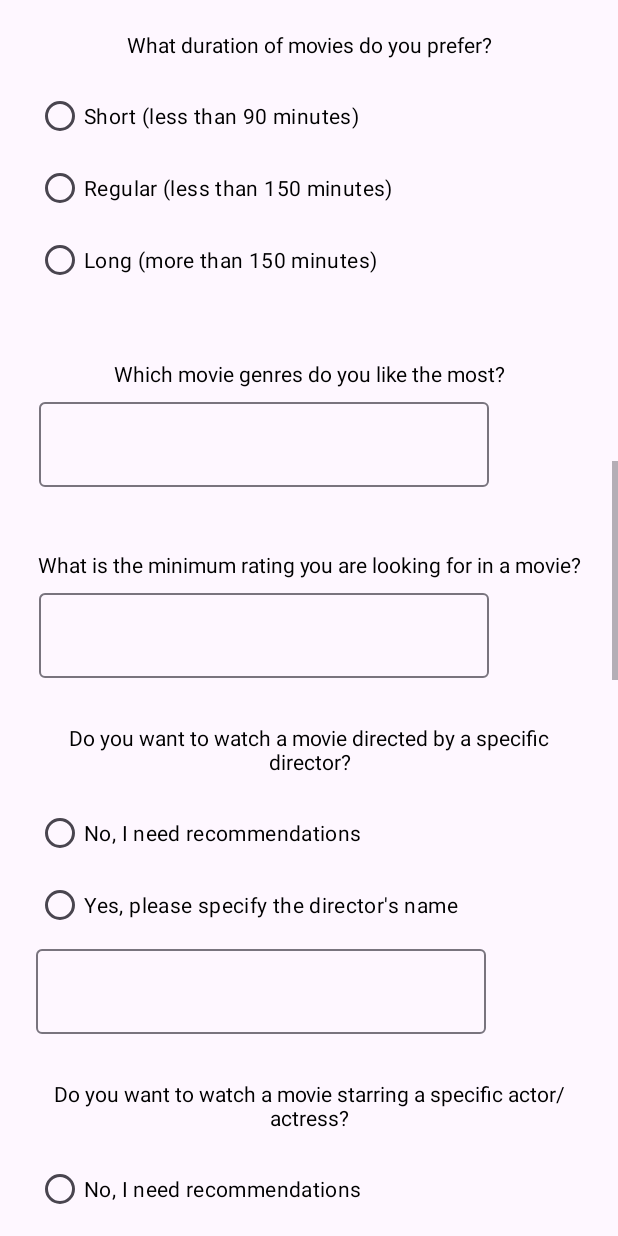
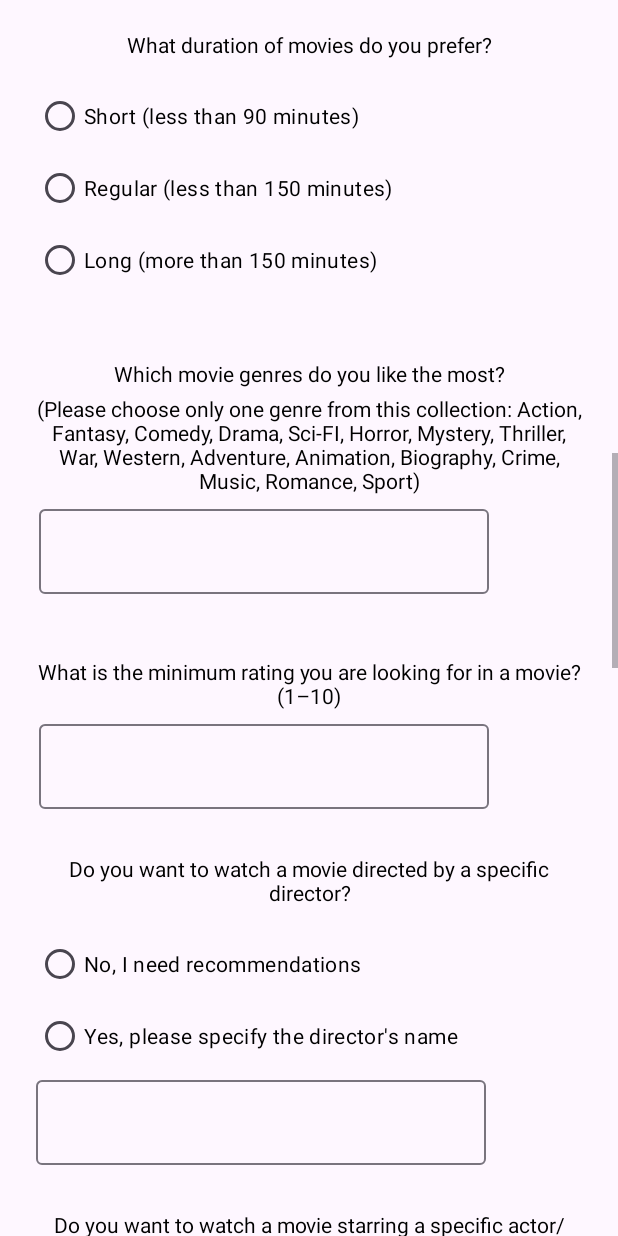
Before and after one commit to Lunatixcz/entertainme-mobiledevelopment, an Android app: the RecommendationSurveyActivity screen opened directly, with no data from a screen before it, scrolled down 1730 dp, on a phone screen of 412 x 824 dp. Run offline under Robolectric (Android 15) with nearby library versions, the phone set to English and light mode, and no system bars; our stand-ins replace Firebase (no records; nobody signed in at launch, a user with empty details on screens opened directly).

Commit message:
fixed stress prediction fetching and updated recommendation survey questions

```diff
--- a/app/src/main/java/com/mobile/entertainme/view/ui/home/HomeFragment.kt
+++ b/app/src/main/java/com/mobile/entertainme/view/ui/home/HomeFragment.kt
@@ -129,6 +129,11 @@ class HomeFragment : Fragment() {
         return root
     }
 
+    override fun onResume() {
+        super.onResume()
+        homeViewModel.fetchStressLevel()
+    }
+
     private fun setupRecyclerView() {
         binding.bookRv.apply {
             layoutManager = LinearLayoutManager(context, LinearLayoutManager.HORIZONTAL, false)
--- a/app/src/main/java/com/mobile/entertainme/view/ui/home/HomeViewModel.kt
+++ b/app/src/main/java/com/mobile/entertainme/view/ui/home/HomeViewModel.kt
@@ -51,7 +51,7 @@ class HomeViewModel(application: Application) : AndroidViewModel(application) {
         })
     }
 
-    private fun fetchStressLevel() {
+    fun fetchStressLevel() {
         val uid = auth.currentUser?.uid ?: return
 
         database.child(uid).child("stress_level").addListenerForSingleValueEvent(object : ValueEventListener {
--- a/app/src/main/res/layout/activity_recommendation_survey.xml
+++ b/app/src/main/res/layout/activity_recommendation_survey.xml
@@ -426,13 +426,27 @@
                 app:layout_constraintStart_toStartOf="parent"
                 app:layout_constraintEnd_toEndOf="parent"/>
 
+            <TextView
+                android:id="@+id/movie_third_question_hint"
+                android:layout_width="wrap_content"
+                android:layout_height="wrap_content"
+                android:text="@string/movie_third_question_hint"
+                android:textColor="@color/text_color_primary"
+                android:paddingHorizontal="24dp"
+                android:textSize="14sp"
+                android:textAlignment="center"
+                android:layout_marginTop="4dp"
+                app:layout_constraintTop_toBottomOf="@+id/movie_third_question"
+                app:layout_constraintStart_toStartOf="parent"
+                app:layout_constraintEnd_toEndOf="parent"/>
+
             <com.google.android.material.textfield.TextInputLayout
                 android:id="@+id/movie_third_question_input_layout"
                 android:layout_width="300dp"
                 android:layout_height="wrap_content"
                 android:layout_marginStart="26dp"
                 android:layout_marginTop="4dp"
-                app:layout_constraintTop_toBottomOf="@id/movie_third_question"
+                app:layout_constraintTop_toBottomOf="@id/movie_third_question_hint"
                 app:layout_constraintStart_toStartOf="parent"
                 app:layout_constraintWidth_percent="0.8">
 
--- a/app/src/main/res/layout/activity_welcome.xml
+++ b/app/src/main/res/layout/activity_welcome.xml
@@ -173,7 +173,7 @@
         android:id="@+id/start_btn"
         android:layout_width="187dp"
         android:layout_height="wrap_content"
-        android:layout_marginTop="650dp"
+        android:layout_marginTop="700dp"
         android:text="@string/get_started"
         android:textSize="19sp"
         android:textStyle="bold"
--- a/app/src/main/res/values/strings.xml
+++ b/app/src/main/res/values/strings.xml
@@ -50,7 +50,8 @@
     <string name="movie_first_question">What year range of movies are you interested in watching?</string>
     <string name="movie_second_question">What duration of movies do you prefer?</string>
     <string name="movie_third_question">Which movie genres do you like the most?</string>
-    <string name="movie_fourth_question">What is the minimum rating you are looking for in a movie?</string>
+    <string name="movie_third_question_hint">(Please choose only one genre from this collection: Action, Fantasy, Comedy, Drama, Sci-FI, Horror, Mystery, Thriller, War, Western, Adventure, Animation, Biography, Crime, Music, Romance, Sport)</string>
+    <string name="movie_fourth_question">What is the minimum rating you are looking for in a movie? (1–10)</string>
     <string name="movie_fifth_question">Do you want to watch a movie directed by a specific director?</string>
     <string name="movie_sixth_question">Do you want to watch a movie starring a specific actor/actress?</string>
     <string name="movie_seventh_question">What type of movies do you prefer to watch?</string>
```
Also changed, not shown: app/src/main/java/com/mobile/entertainme/view/recommendsurvey/RecommendationSurveyActivity.kt (+14 -0 lines).
